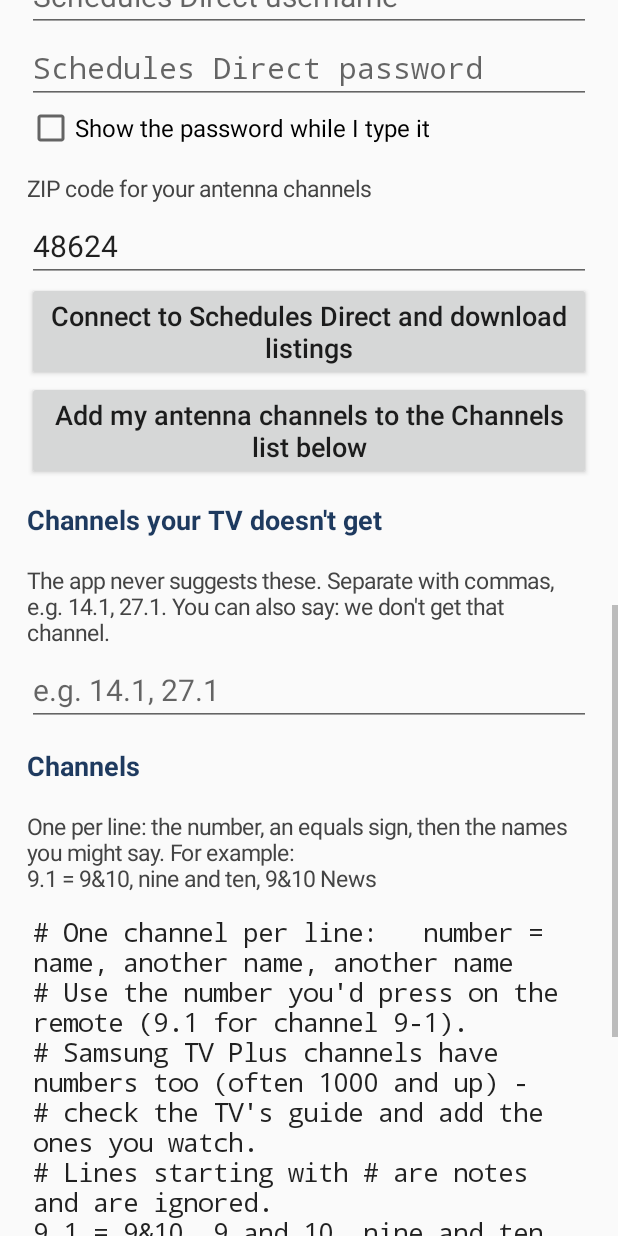
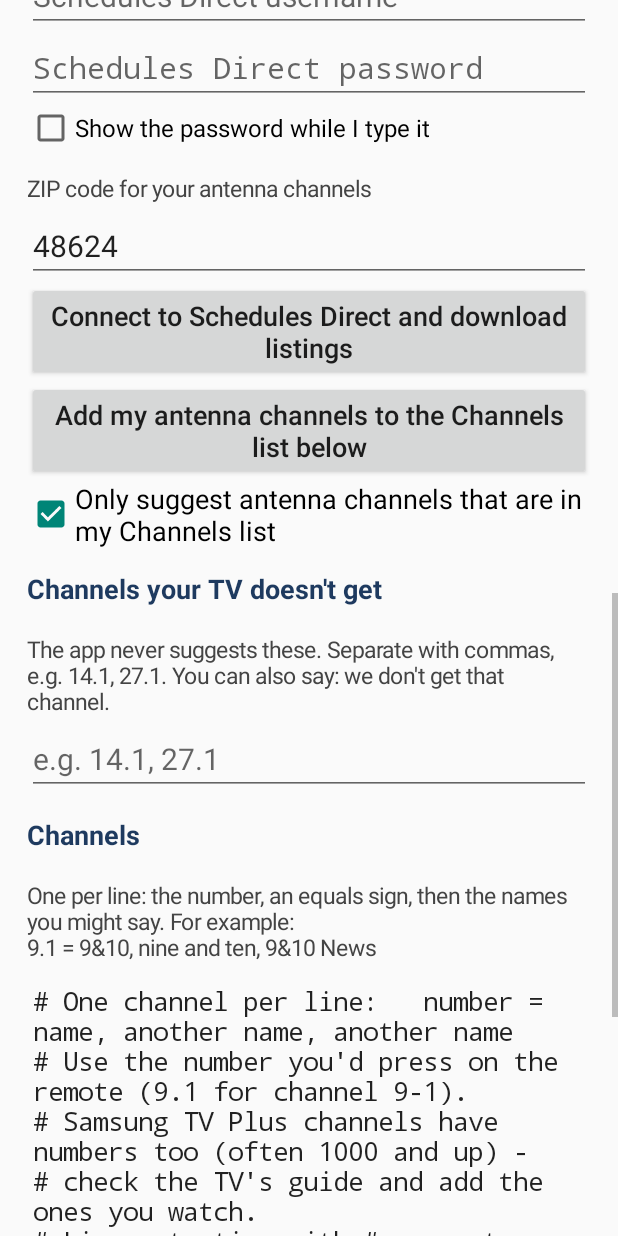
Before and after one commit to dm48624/tv-voice-remote, an Android app: the SettingsActivity screen opened directly, with no data from a screen before it, scrolled down 1153 dp, on a phone screen of 412 x 824 dp. Run offline under Robolectric (Android 15) with nearby library versions, the phone set to English and light mode, and no system bars.

Commit message:
Only suggest antenna channels from the user's own list
Co-Authored-By: Claude Opus 5.5 <noreply@anthropic.com>
Claude-Session: https://claude.ai/code/session_01Ser5fZRA3dAkgArczSrWz3

```diff
--- a/app/src/main/java/com/masselli/tvremote/Listings.kt
+++ b/app/src/main/java/com/masselli/tvremote/Listings.kt
@@ -57,7 +57,10 @@ class Listings(private val dir: File, private val prefs: Prefs) {
             emptyList()
         }
         val hidden = prefs.hiddenSet
-        return (ant + plus).filter { it.number !in hidden }
+        val mine = CommandParser.parseChannels(prefs.channelsText).map { it.number }.toSet()
+        // If the user has listed their antenna channels, stick to those.
+        val antKept = if (prefs.onlyMyChannels && ant.any { it.number in mine }) ant.filter { it.number in mine } else ant
+        return (antKept + plus).filter { it.number !in hidden }
     }
 
     @Synchronized
--- a/app/src/main/java/com/masselli/tvremote/Prefs.kt
+++ b/app/src/main/java/com/masselli/tvremote/Prefs.kt
@@ -80,6 +80,10 @@ class Prefs(context: Context) {
     var sdLastError: String
         get() = str("sdLastError")
         set(v) { put("sdLastError", v) }
+    /** Only suggest antenna channels that appear in the user's Channels list. */
+    var onlyMyChannels: Boolean
+        get() = p.getBoolean("onlyMine", true)
+        set(v) { p.edit().putBoolean("onlyMine", v).apply() }
     /** Antenna channels the TV doesn't receive, e.g. "14.1, 27.1". */
     var hiddenChannels: String
         get() = str("hidden")
--- a/app/src/main/java/com/masselli/tvremote/SettingsActivity.kt
+++ b/app/src/main/java/com/masselli/tvremote/SettingsActivity.kt
@@ -34,6 +34,7 @@ class SettingsActivity : Activity() {
     private lateinit var sdPass: EditText
     private lateinit var sdZip: EditText
     private lateinit var hidden: EditText
+    private lateinit var onlyMine: CheckBox
     private lateinit var searchKeys: EditText
     private lateinit var status: TextView
 
@@ -76,6 +77,7 @@ class SettingsActivity : Activity() {
         if (sdZip.text.toString().trim() != prefs.sdZip) prefs.sdLineup = ""
         prefs.sdZip = sdZip.text.toString()
         prefs.hiddenChannels = hidden.text.toString()
+        prefs.onlyMyChannels = onlyMine.isChecked
         prefs.samsungSearchKeys = searchKeys.text.toString().ifBlank { Prefs.DEFAULT_SEARCH_KEYS }
     }
 
@@ -173,6 +175,12 @@ class SettingsActivity : Activity() {
         sdZip = field(prefs.sdZip, "ZIP code", numeric = true); root.addView(sdZip)
         root.addView(button("Connect to Schedules Direct and download listings") { connectSd() })
         root.addView(button("Add my antenna channels to the Channels list below") { addAntennaChannels() })
+        onlyMine = CheckBox(this).apply {
+            text = "Only suggest antenna channels that are in my Channels list"
+            setTextSize(TypedValue.COMPLEX_UNIT_SP, 18f)
+            isChecked = prefs.onlyMyChannels
+        }
+        root.addView(onlyMine)
         root.addView(label("Channels your TV doesn't get"))
         root.addView(label("The app never suggests these. Separate with commas, e.g. 14.1, 27.1. You can also say: we don't get that channel.", 15f, bold = false))
         hidden = field(prefs.hiddenChannels, "e.g. 14.1, 27.1"); root.addView(hidden)
```
